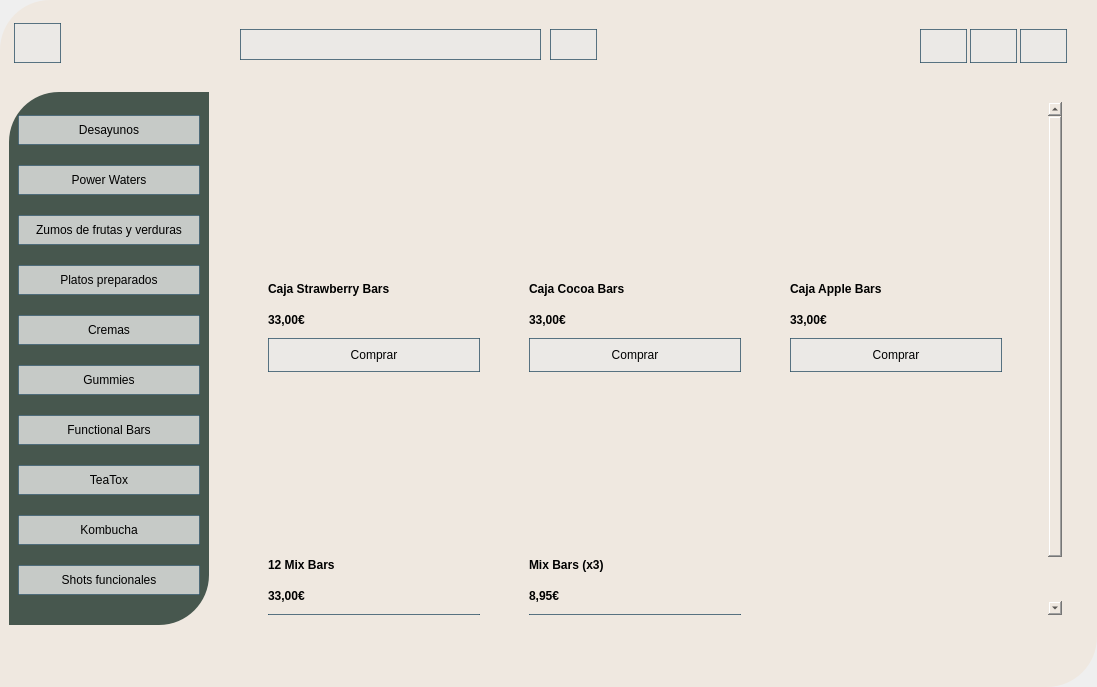
Above: Codigo/v3_menu.ui from cfmondelo/supermercado before the change. Below: the same form after it.
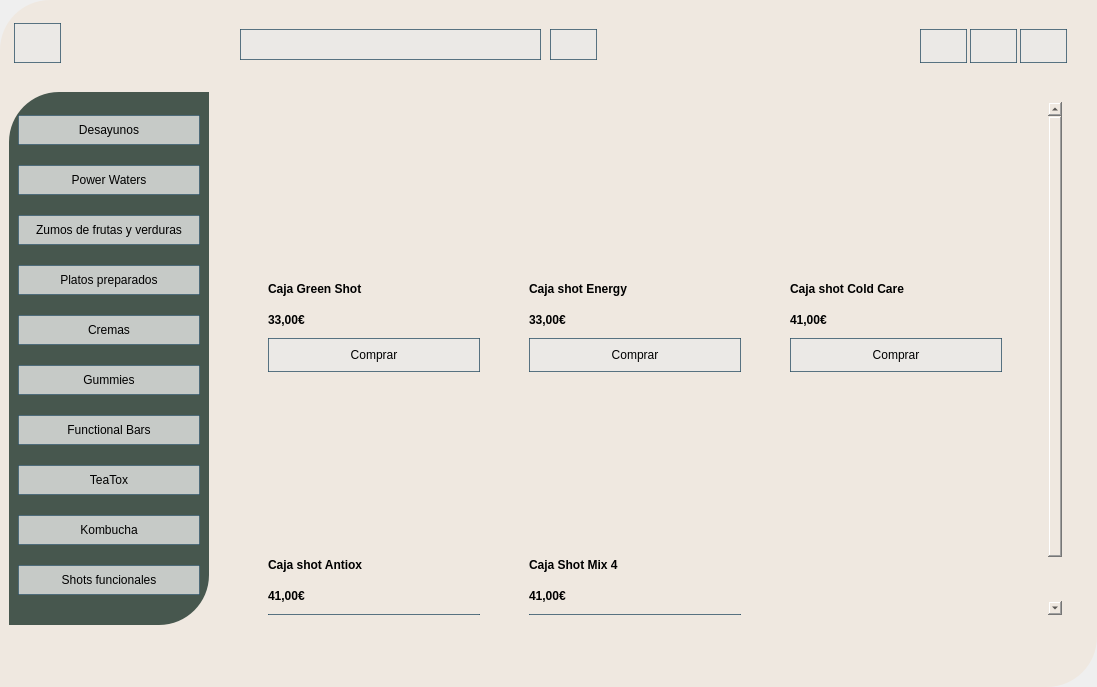
That is the form after the change. The open tabs and pages were chosen to show the change. Icons and pictures are not drawn.

What changed in the file:
```diff
--- a/Codigo/v3_menu.ui
+++ b/Codigo/v3_menu.ui
@@ -5234,9 +5234,9 @@
                      <property name="geometry">
                       <rect>
                        <x>0</x>
-                       <y>0</y>
-                       <width>746</width>
-                       <height>580</height>
+                       <y>-61</y>
+                       <width>792</width>
+                       <height>575</height>
                       </rect>
                      </property>
                      <layout class="QGridLayout" name="gridLayout_5">
@@ -5299,7 +5299,7 @@
                             </font>
                            </property>
                            <property name="text">
-                            <string>Caja Strawberry Bars</string>
+                            <string>Caja Green Shot</string>
                            </property>
                           </widget>
                          </item>
@@ -5401,7 +5401,7 @@
                             </font>
                            </property>
                            <property name="text">
-                            <string>Caja Cocoa Bars</string>
+                            <string>Caja shot Energy</string>
                            </property>
                           </widget>
                          </item>
@@ -5499,7 +5499,7 @@
                             </font>
                            </property>
                            <property name="text">
-                            <string>Caja Apple Bars</string>
+                            <string>Caja shot Cold Care</string>
                            </property>
                           </widget>
                          </item>
@@ -5512,7 +5512,7 @@
                             </font>
                            </property>
                            <property name="text">
-                            <string>33,00€</string>
+                            <string>41,00€</string>
                            </property>
                           </widget>
                          </item>
@@ -5591,7 +5591,7 @@
                             </font>
                            </property>
                            <property name="text">
-                            <string>12 Mix Bars</string>
+                            <string>Caja shot Antiox</string>
                            </property>
                           </widget>
                          </item>
@@ -5611,7 +5611,7 @@
                             </font>
                            </property>
                            <property name="text">
-                            <string>33,00€</string>
+                            <string>41,00€</string>
                            </property>
                            <property name="scaledContents">
                             <bool>false</bool>
@@ -5687,7 +5687,7 @@
                             </font>
                            </property>
                            <property name="text">
-                            <string>Mix Bars (x3)</string>
+                            <string>Caja Shot Mix 4</string>
                            </property>
                           </widget>
                          </item>
@@ -5707,7 +5707,7 @@
                             </font>
                            </property>
                            <property name="text">
-                            <string>8,95€</string>
+                            <string>41,00€</string>
                            </property>
                            <property name="scaledContents">
                             <bool>false</bool>
```
Left out of the diff: 197 changed lines with no effect on the pictures.
